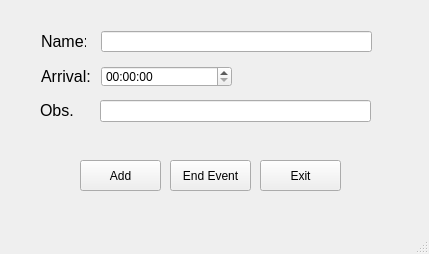
Before: the Qt Designer form mypeople.ui in c3nt4ur1/MyPeople, drawn with Qt 5.
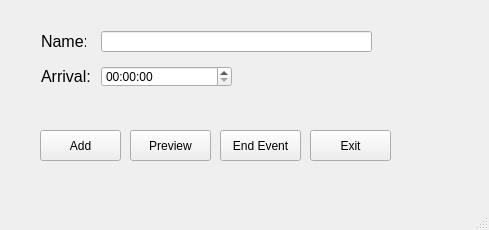
After: the same form once the commit is applied.

Commit message: Gave up on the observations field resource for now

The edit to the form file:
```diff
--- a/mypeople.ui
+++ b/mypeople.ui
@@ -6,8 +6,8 @@
    <rect>
     <x>0</x>
     <y>0</y>
-    <width>429</width>
-    <height>254</height>
+    <width>489</width>
+    <height>230</height>
    </rect>
   </property>
   <property name="windowTitle">
@@ -96,40 +96,11 @@
      </font>
     </property>
    </widget>
-   <widget class="QLabel" name="lb_obs">
-    <property name="geometry">
-     <rect>
-      <x>40</x>
-      <y>100</y>
-      <width>41</width>
-      <height>21</height>
-     </rect>
-    </property>
-    <property name="font">
-     <font>
-      <family>Segoe UI</family>
-      <pointsize>12</pointsize>
-     </font>
-    </property>
-    <property name="text">
-     <string>Obs.</string>
-    </property>
-   </widget>
-   <widget class="QLineEdit" name="le_obs">
-    <property name="geometry">
-     <rect>
-      <x>100</x>
-      <y>100</y>
-      <width>271</width>
-      <height>22</height>
-     </rect>
-    </property>
-   </widget>
    <widget class="QPushButton" name="pb_add">
     <property name="geometry">
      <rect>
-      <x>80</x>
-      <y>160</y>
+      <x>40</x>
+      <y>130</y>
       <width>81</width>
       <height>31</height>
      </rect>
@@ -147,8 +118,8 @@
    <widget class="QPushButton" name="pb_exit">
     <property name="geometry">
      <rect>
-      <x>260</x>
-      <y>160</y>
+      <x>310</x>
+      <y>130</y>
       <width>81</width>
       <height>31</height>
      </rect>
@@ -166,8 +137,8 @@
    <widget class="QPushButton" name="pb_end">
     <property name="geometry">
      <rect>
-      <x>170</x>
-      <y>160</y>
+      <x>220</x>
+      <y>130</y>
       <width>81</width>
       <height>31</height>
      </rect>
@@ -182,6 +153,25 @@
      <string>End Event</string>
     </property>
    </widget>
+   <widget class="QPushButton" name="pb_preview">
+    <property name="geometry">
+     <rect>
+      <x>130</x>
+      <y>130</y>
+      <width>81</width>
+      <height>31</height>
+     </rect>
+    </property>
+    <property name="font">
+     <font>
+      <family>Segoe UI</family>
+      <pointsize>9</pointsize>
+     </font>
+    </property>
+    <property name="text">
+     <string>Preview</string>
+    </property>
+   </widget>
   </widget>
   <widget class="QMenuBar" name="menubar">
    <property name="geometry">
```
Left out of the diff: 3 changed lines with no effect on the pictures.
